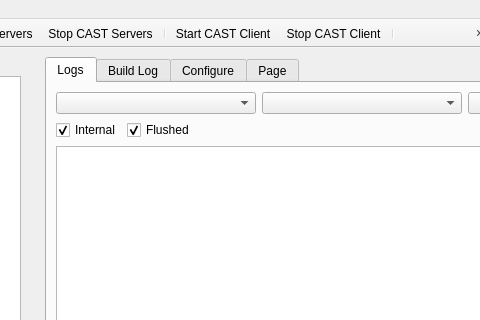
marc-hanheide/cogx, file tools/castctrl/trunk/qtui/mainwindow.ui: the form before one commit; both pictures show x 229 to 709 and y 0 to 320 of the 883 by 668 pixel window.
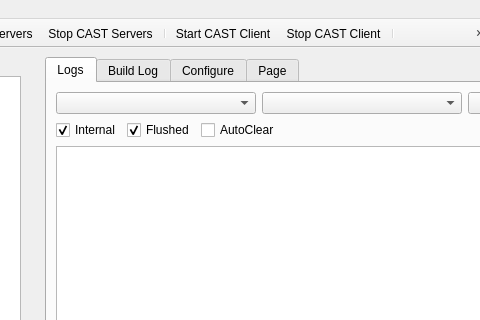
The form after the commit. The open tabs and pages were chosen to show the change. Icons and pictures are not drawn.

Patch:
```diff
--- a/tools/castctrl/trunk/qtui/mainwindow.ui
+++ b/tools/castctrl/trunk/qtui/mainwindow.ui
@@ -140,6 +140,16 @@
                </property>
               </widget>
              </item>
+             <item>
+              <widget class="QCheckBox" name="ckAutoClearLog">
+               <property name="toolTip">
+                <string>Clear the log output when the client process starts</string>
+               </property>
+               <property name="text">
+                <string>AutoClear</string>
+               </property>
+              </widget>
+             </item>
              <item>
               <spacer name="horizontalSpacer_14">
                <property name="orientation">
```
Left out of the diff: 6 changed lines with no effect on the pictures.
